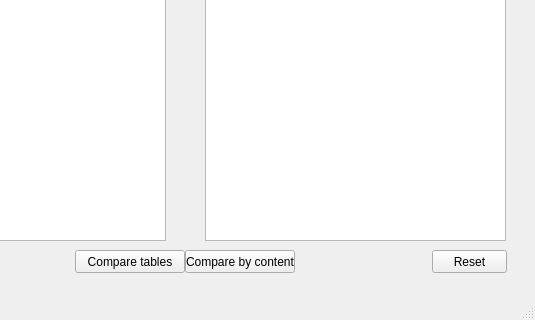
This is step2.ui in Airdawg5571/DB-MigrationTool as Qt 5 draws it before an edit; both pictures show x 165 to 700 and y 160 to 480 of the 700 by 480 pixel window. The edited form follows.
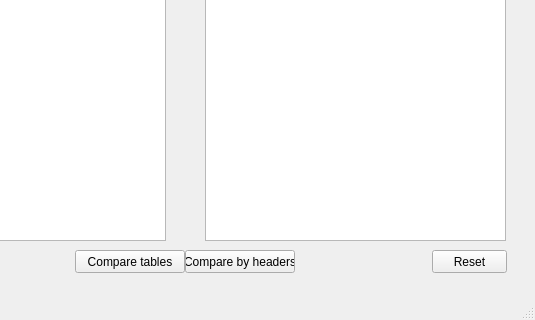
This is the edited form. Icons and pictures are not drawn. Custom widgets are drawn as their Qt base class.

Diff of the .ui file:
```diff
--- a/step2.ui
+++ b/step2.ui
@@ -247,7 +247,7 @@
      </size>
     </property>
     <property name="text">
-     <string>Compare by content</string>
+     <string>Compare by headers</string>
     </property>
    </widget>
    <widget class="QPushButton" name="btnReset">
```
Left out of the diff: 2 changed lines with no effect on the pictures.
